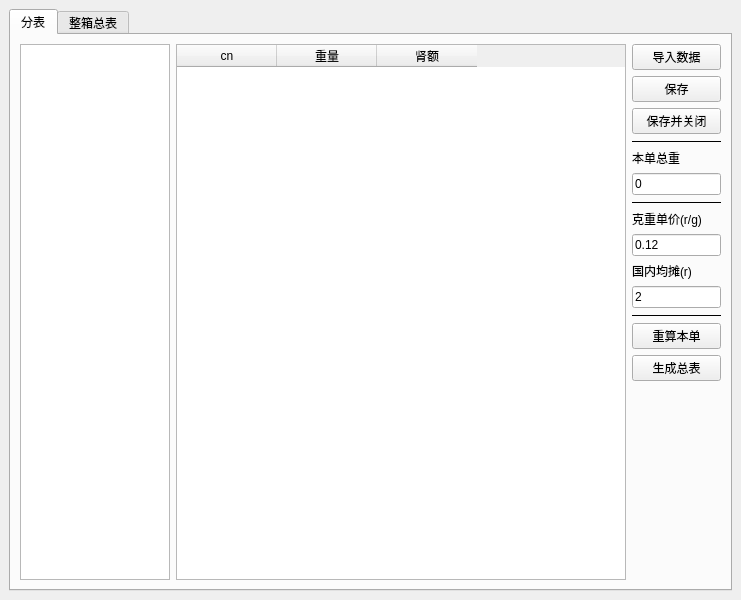
This is Postage_Calculation.ui in Freeman-fan/YeXiaoTools as Qt 5 draws it before an edit. The edited form follows.
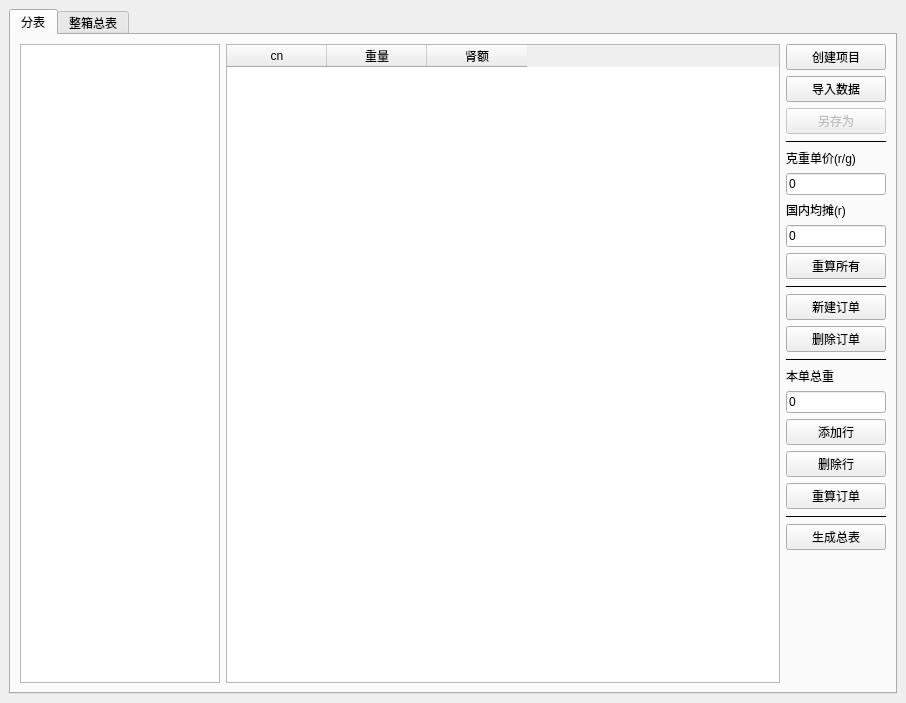
This is the edited form. The open tabs and pages were chosen to show the change.

Diff of the .ui file:
```diff
--- a/Postage_Calculation.ui
+++ b/Postage_Calculation.ui
@@ -6,10 +6,22 @@
    <rect>
     <x>0</x>
     <y>0</y>
-    <width>741</width>
-    <height>600</height>
+    <width>906</width>
+    <height>703</height>
    </rect>
   </property>
+  <property name="minimumSize">
+   <size>
+    <width>906</width>
+    <height>703</height>
+   </size>
+  </property>
+  <property name="maximumSize">
+   <size>
+    <width>906</width>
+    <height>703</height>
+   </size>
+  </property>
   <property name="windowTitle">
    <string>国际表</string>
   </property>
@@ -29,7 +41,7 @@
          <widget class="QListWidget" name="list_mNum">
           <property name="minimumSize">
            <size>
-            <width>150</width>
+            <width>200</width>
             <height>0</height>
            </size>
           </property>
@@ -45,7 +57,7 @@
          <widget class="QTableWidget" name="tab_Details">
           <property name="minimumSize">
            <size>
-            <width>450</width>
+            <width>550</width>
             <height>0</height>
            </size>
           </property>
@@ -68,8 +80,27 @@
         </item>
         <item>
          <layout class="QVBoxLayout" name="verticalLayout_3">
+          <item>
+           <widget class="QPushButton" name="btn_NewProject">
+            <property name="maximumSize">
+             <size>
+              <width>100</width>
+              <height>16777215</height>
+             </size>
+            </property>
+            <property name="text">
+             <string>创建项目</string>
+            </property>
+           </widget>
+          </item>
           <item>
            <widget class="QPushButton" name="btn_LoadData">
+            <property name="maximumSize">
+             <size>
+              <width>100</width>
+              <height>16777215</height>
+             </size>
+            </property>
             <property name="text">
              <string>导入数据</string>
             </property>
@@ -77,59 +108,31 @@
           </item>
           <item>
            <widget class="QPushButton" name="btn_Save">
-            <property name="text">
-             <string>保存</string>
+            <property name="enabled">
+             <bool>false</bool>
             </property>
-           </widget>
-          </item>
-          <item>
-           <widget class="QPushButton" name="btn_SaveAndClose">
-            <property name="text">
-             <string>保存并关闭</string>
+            <property name="maximumSize">
+             <size>
+              <width>100</width>
+              <height>16777215</height>
+             </size>
             </property>
-           </widget>
-          </item>
-          <item>
-           <widget class="Line" name="line_2">
-            <property name="frameShadow">
-             <enum>QFrame::Plain</enum>
-            </property>
-            <property name="lineWidth">
-             <number>1</number>
-            </property>
-            <property name="orientation">
-             <enum>Qt::Horizontal</enum>
-            </property>
-           </widget>
-          </item>
-          <item>
-           <widget class="QLabel" name="label_3">
             <property name="text">
-             <string>本单总重</string>
+             <string>另存为</string>
             </property>
            </widget>
           </item>
           <item>
-           <widget class="QLineEdit" name="edit_TotalGram">
-            <property name="text">
-             <string>0</string>
-            </property>
-           </widget>
-          </item>
-          <item>
-           <widget class="Line" name="line">
-            <property name="minimumSize">
+           <widget class="Line" name="line_4">
+            <property name="maximumSize">
              <size>
-              <width>0</width>
-              <height>0</height>
+              <width>100</width>
+              <height>16777215</height>
              </size>
             </property>
             <property name="frameShadow">
              <enum>QFrame::Plain</enum>
             </property>
-            <property name="lineWidth">
-             <number>1</number>
-            </property>
             <property name="orientation">
              <enum>Qt::Horizontal</enum>
             </property>
@@ -157,12 +160,18 @@
              </size>
             </property>
             <property name="text">
-             <string>0.12</string>
+             <string>0</string>
             </property>
            </widget>
           </item>
           <item>
            <widget class="QLabel" name="label_2">
+            <property name="maximumSize">
+             <size>
+              <width>100</width>
+              <height>16777215</height>
+             </size>
+            </property>
             <property name="text">
              <string>国内均摊(r)</string>
             </property>
@@ -170,13 +179,38 @@
           </item>
           <item>
            <widget class="QLineEdit" name="edit_InlandPost">
+            <property name="maximumSize">
+             <size>
+              <width>100</width>
+              <height>16777215</height>
+             </size>
+            </property>
             <property name="text">
-             <string>2</string>
+             <string>0</string>
             </property>
            </widget>
           </item>
           <item>
-           <widget class="Line" name="line_3">
+           <widget class="QPushButton" name="btn_ReCountAll">
+            <property name="maximumSize">
+             <size>
+              <width>100</width>
+              <height>16777215</height>
+             </size>
+            </property>
+            <property name="text">
+             <string>重算所有</string>
+            </property>
+           </widget>
+          </item>
+          <item>
+           <widget class="Line" name="line_2">
+            <property name="maximumSize">
+             <size>
+              <width>100</width>
+              <height>16777215</height>
+             </size>
+            </property>
             <property name="frameShadow">
              <enum>QFrame::Plain</enum>
             </property>
@@ -188,10 +222,138 @@
             </property>
            </widget>
           </item>
+          <item>
+           <widget class="QPushButton" name="btn_NewGood">
+            <property name="maximumSize">
+             <size>
+              <width>100</width>
+              <height>16777215</height>
+             </size>
+            </property>
+            <property name="text">
+             <string>新建订单</string>
+            </property>
+           </widget>
+          </item>
+          <item>
+           <widget class="QPushButton" name="btn_DelGood">
+            <property name="maximumSize">
+             <size>
+              <width>100</width>
+              <height>16777215</height>
+             </size>
+            </property>
+            <property name="text">
+             <string>删除订单</string>
+            </property>
+           </widget>
+          </item>
+          <item>
+           <widget class="Line" name="line">
+            <property name="minimumSize">
+             <size>
+              <width>0</width>
+              <height>0</height>
+             </size>
+            </property>
+            <property name="maximumSize">
+             <size>
+              <width>100</width>
+              <height>16777215</height>
+             </size>
+            </property>
+            <property name="frameShadow">
+             <enum>QFrame::Plain</enum>
+            </property>
+            <property name="lineWidth">
+             <number>1</number>
+            </property>
+            <property name="orientation">
+             <enum>Qt::Horizontal</enum>
+            </property>
+           </widget>
+          </item>
+          <item>
+           <widget class="QLabel" name="label_3">
+            <property name="maximumSize">
+             <size>
+              <width>100</width>
+              <height>16777215</height>
+             </size>
+            </property>
+            <property name="text">
+             <string>本单总重</string>
+            </property>
+           </widget>
+          </item>
+          <item>
+           <widget class="QLineEdit" name="edit_TotalGram">
+            <property name="maximumSize">
+             <size>
+              <width>100</width>
+              <height>16777215</height>
+             </size>
+            </property>
+            <property name="text">
+             <string>0</string>
+            </property>
+           </widget>
+          </item>
+          <item>
+           <widget class="QPushButton" name="btn_AddLine">
+            <property name="maximumSize">
+             <size>
+              <width>100</width>
+              <height>16777215</height>
+             </size>
+            </property>
+            <property name="text">
+             <string>添加行</string>
+            </property>
+           </widget>
+          </item>
+          <item>
+           <widget class="QPushButton" name="btn_DelLine">
+            <property name="maximumSize">
+             <size>
+              <width>100</width>
+              <height>16777215</height>
+             </size>
+            </property>
+            <property name="text">
+             <string>删除行</string>
+            </property>
+           </widget>
+          </item>
           <item>
            <widget class="QPushButton" name="btn_ReCount">
+            <property name="maximumSize">
+             <size>
+              <width>100</width>
+              <height>16777215</height>
+             </size>
+            </property>
             <property name="text">
-             <string>重算本单</string>
+             <string>重算订单</string>
+            </property>
+           </widget>
+          </item>
+          <item>
+           <widget class="Line" name="line_3">
+            <property name="maximumSize">
+             <size>
+              <width>100</width>
+              <height>16777215</height>
+             </size>
+            </property>
+            <property name="frameShadow">
+             <enum>QFrame::Plain</enum>
+            </property>
+            <property name="lineWidth">
+             <number>1</number>
+            </property>
+            <property name="orientation">
+             <enum>Qt::Horizontal</enum>
             </property>
            </widget>
           </item>
@@ -215,8 +377,8 @@
             </property>
             <property name="sizeHint" stdset="0">
              <size>
-              <width>20</width>
-              <height>40</height>
+              <width>100</width>
+              <height>100</height>
              </size>
             </property>
            </spacer>
```
Left out of the diff: 47 changed lines with no effect on the pictures.
